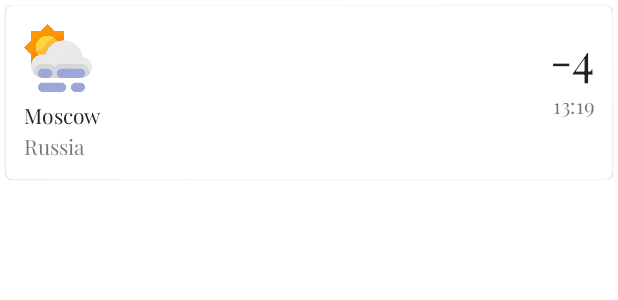
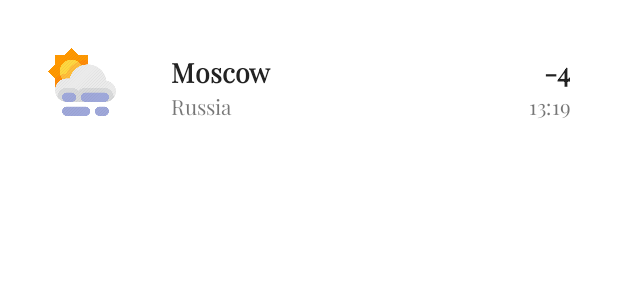
Before and after one commit to vldrshv/android_forecast, an Android app: the layout favourite_location_card.xml on its own in the app's theme, with its tools: preview values and no code run, on a phone screen of 412 x 824 dp. Shown: the top 300 px of the screen. Run offline under Robolectric (Android 15) with nearby library versions, the phone set to English and light mode, and no system bars; Roboto replaces fonts that are not available here.

```diff
--- a/Forecast/app/build.gradle
+++ b/Forecast/app/build.gradle
@@ -41,7 +41,10 @@ dependencies {
     // using retrofit for forecast server connection
     implementation 'com.squareup.retrofit2:retrofit:2.5.0'
     implementation "com.squareup.retrofit2:converter-gson:2.3.0"
-    //implementation 'com.google.android.material:material:1.0.0-beta01'
+
+    // https://mvnrepository.com/artifact/com.google.code.gson/gson
+    compile group: 'com.google.code.gson', name: 'gson', version: '2.7'
+
 
     // GOOGLE MAP API
     implementation 'com.google.android.gms:play-services:12.0.1'
--- a/Forecast/app/src/main/java/com/example/vldrshv/forecast/SharedPreferencesAdapter.kt
+++ b/Forecast/app/src/main/java/com/example/vldrshv/forecast/adapters/SharedPreferencesAdapter.kt
@@ -1,4 +1,4 @@
-package com.example.vldrshv.forecast
+package com.example.vldrshv.forecast.adapters
 
 import android.content.Context
 import android.content.SharedPreferences
--- a/Forecast/app/src/main/java/com/example/vldrshv/forecast/SearchedLocationsDataSource.kt
+++ b/Forecast/app/src/main/java/com/example/vldrshv/forecast/dao/SearchedLocationsDataSource.kt
@@ -1,4 +1,4 @@
-package com.example.vldrshv.forecast
+package com.example.vldrshv.forecast.dao
 
 class SearchedLocationsDataSource {
     //TODO: SEARCHED_LOCATIONS_DATA_BASE
--- a/Forecast/app/src/main/java/com/example/vldrshv/forecast/WeatherDataSource.kt
+++ b/Forecast/app/src/main/java/com/example/vldrshv/forecast/dao/WeatherDataSource.kt
@@ -1,4 +1,4 @@
-package com.example.vldrshv.forecast
+package com.example.vldrshv.forecast.dao
 
 class WeatherDataSource() {
     // TODO : API + DATA_BASE
--- a/Forecast/app/src/main/java/com/example/vldrshv/forecast/fragments/CurrentLocationsF.kt
+++ b/Forecast/app/src/main/java/com/example/vldrshv/forecast/fragments/CurrentLocationsF.kt
@@ -8,7 +8,7 @@ import androidx.fragment.app.Fragment
 import bg.devlabs.transitioner.Transitioner
 import com.example.vldrshv.forecast.animations.MainAnimation
 import com.example.vldrshv.forecast.R
-import com.example.vldrshv.forecast.SharedPreferencesAdapter
+import com.example.vldrshv.forecast.adapters.SharedPreferencesAdapter
 
 import kotlinx.android.synthetic.main.current_locations_fragment.*
 
--- /dev/null
+++ b/Forecast/app/src/main/java/com/example/vldrshv/forecast/service/LocationService.kt
@@ -0,0 +1,5 @@
+package com.example.vldrshv.forecast.service
+
+class LocationService {
+    var service: LocationI = LocationI.Factory.create()
+}
--- a/Forecast/app/src/main/res/layout/favourite_location_card.xml
+++ b/Forecast/app/src/main/res/layout/favourite_location_card.xml
@@ -1,88 +1,104 @@
 <?xml version="1.0" encoding="utf-8"?>
 <LinearLayout xmlns:android="http://schemas.android.com/apk/res/android"
     xmlns:app="http://schemas.android.com/apk/res-auto"
-    android:orientation="vertical"
+    xmlns:tools="http://schemas.android.com/tools"
     android:layout_width="match_parent"
     android:layout_height="wrap_content"
-    >
+    android:orientation="vertical">
 
-    <com.google.android.material.card.MaterialCardView
-        android:id="@+id/card"
-        style="@style/Widget.MaterialComponents.CardView"
-        android:layout_width="match_parent"
-        android:layout_height="wrap_content"
-        android:layout_margin="4dp"
-        android:layout_marginLeft="@dimen/mtrl_card_spacing"
-        android:layout_marginTop="@dimen/mtrl_card_spacing"
-        android:layout_marginRight="@dimen/mtrl_card_spacing">
-
-        <LinearLayout
+    <androidx.constraintlayout.widget.ConstraintLayout
         android:layout_width="match_parent"
         android:layout_height="wrap_content"
         android:orientation="horizontal"
-            android:padding="12dp">
+        android:paddingTop="16dp"
+        android:paddingRight="16dp"
+        android:paddingBottom="16dp">
+
+        <ImageView
+            android:id="@+id/imageWeather"
+            android:layout_width="50dp"
+            android:layout_height="50dp"
+            android:layout_marginStart="32dp"
+            android:layout_marginTop="16dp"
+            android:layout_marginBottom="16dp"
+            android:layout_weight="1"
+            app:layout_constraintBottom_toBottomOf="parent"
+            app:layout_constraintStart_toStartOf="parent"
+            app:layout_constraintTop_toTopOf="parent"
+            app:srcCompat="@drawable/day_fog" />
 
         <LinearLayout
-                android:layout_width="match_parent"
-                android:layout_height="wrap_content"
+            android:id="@+id/linearLayout"
+            android:layout_width="wrap_content"
+            android:layout_height="match_parent"
+            android:layout_marginStart="32dp"
+            android:layout_marginTop="16dp"
+            android:layout_marginBottom="16dp"
             android:layout_weight="1"
-                android:orientation="vertical">
-
-                <ImageView
-                    android:id="@+id/imageView8"
-                    android:layout_width="50dp"
-                    android:layout_height="50dp"
-                    android:layout_weight="4"
-                    app:srcCompat="@drawable/day_fog" />
+            android:orientation="vertical"
+            app:layout_constraintBottom_toBottomOf="parent"
+            app:layout_constraintStart_toEndOf="@+id/imageWeather"
+            app:layout_constraintTop_toTopOf="parent">
 
             <TextView
-                    android:id="@+id/card_location"
+                android:id="@+id/tvLocation"
                 android:layout_width="match_parent"
-                    android:layout_height="wrap_content"
+                android:layout_height="match_parent"
                 android:layout_weight="1"
                 android:fontFamily="@font/playfair_display"
+                android:gravity="center_vertical"
                 android:text="Moscow"
-                    android:textColor="@color/colorMenuSelected" />
+                android:textColor="@color/colorMenuSelected"
+                android:textSize="18sp"
+                android:textStyle="bold" />
 
             <TextView
-                    android:id="@+id/card_country"
+                android:id="@+id/tvCountry"
                 android:layout_width="match_parent"
-                    android:layout_height="wrap_content"
+                android:layout_height="match_parent"
                 android:layout_weight="1"
                 android:fontFamily="@font/playfair_display"
+                android:gravity="center_vertical"
                 android:text="Russia" />
 
         </LinearLayout>
 
         <LinearLayout
-                android:layout_width="match_parent"
-                android:layout_height="wrap_content"
+            android:id="@+id/layoutWeather"
+            android:layout_width="wrap_content"
+            android:layout_height="match_parent"
+            android:layout_marginTop="16dp"
+            android:layout_marginEnd="16dp"
+            android:layout_marginBottom="16dp"
             android:layout_weight="1"
-                android:orientation="vertical">
+            android:orientation="vertical"
+            app:layout_constraintBottom_toBottomOf="parent"
+            app:layout_constraintEnd_toEndOf="parent"
+            app:layout_constraintTop_toTopOf="parent">
 
             <TextView
-                    android:id="@+id/card_temperature"
+                android:id="@+id/tvTemperature"
                 android:layout_width="match_parent"
-                    android:layout_height="wrap_content"
+                android:layout_height="match_parent"
                 android:layout_weight="1"
                 android:fontFamily="@font/playfair_display"
+                android:gravity="center_vertical"
                 android:text="-4"
                 android:textAlignment="textEnd"
                 android:textColor="@color/colorMenuSelected"
-                    android:textSize="30sp" />
+                android:textSize="18sp"
+                android:textStyle="bold" />
 
             <TextView
-                    android:id="@+id/card_time"
+                android:id="@+id/tvTime"
                 android:layout_width="match_parent"
-                    android:layout_height="wrap_content"
+                android:layout_height="match_parent"
                 android:layout_weight="1"
                 android:fontFamily="@font/playfair_display"
                 android:text="13:19"
                 android:textAlignment="textEnd" />
         </LinearLayout>
 
-        </LinearLayout>
-
-    </com.google.android.material.card.MaterialCardView>
+    </androidx.constraintlayout.widget.ConstraintLayout>
 
 </LinearLayout>
```
Also changed, not shown: Forecast/app/src/main/java/com/example/vldrshv/forecast/Location.kt (+38 -2 lines), Forecast/app/src/main/java/com/example/vldrshv/forecast/LocationDataSource.kt (deleted, +0 -89 lines), Forecast/app/src/main/java/com/example/vldrshv/forecast/LocationI.kt (deleted, +0 -36 lines), Forecast/app/src/main/java/com/example/vldrshv/forecast/LocationService.kt (deleted, +0 -22 lines), Forecast/app/src/main/java/com/example/vldrshv/forecast/MainActivity.kt (+30 -13 lines), Forecast/app/src/main/java/com/example/vldrshv/forecast/adapters/FavouriteListAdapter.kt (deleted, +0 -29 lines), Forecast/app/src/main/java/com/example/vldrshv/forecast/adapters/LocationListAdapter.kt (added, +40 -0 lines), Forecast/app/src/main/java/com/example/vldrshv/forecast/dao/LocationDataSource.kt (added, +101 -0 lines), Forecast/app/src/main/java/com/example/vldrshv/forecast/fragments/FavouriteLocationsF.kt (+7 -2 lines), Forecast/app/src/main/java/com/example/vldrshv/forecast/fragments/SearchLocationsF.kt (+40 -6 lines), Forecast/app/src/main/java/com/example/vldrshv/forecast/location_responce.json (deleted, +0 -60 lines), Forecast/app/src/main/java/com/example/vldrshv/forecast/service/LocationI.kt (added, +32 -0 lines). Lines whose indentation alone changed are shown as unchanged.
